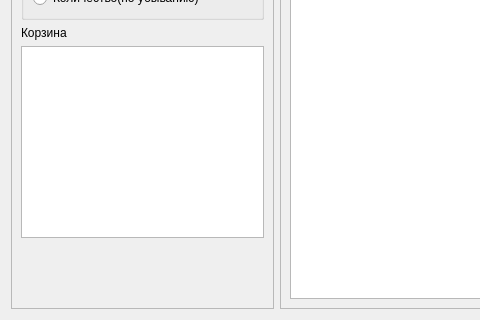
Old version of the form shoes-main/form.ui in the repository dcherep/shoes; both pictures show x 0 to 480 and y 280 to 600 of the 949 by 600 pixel window.
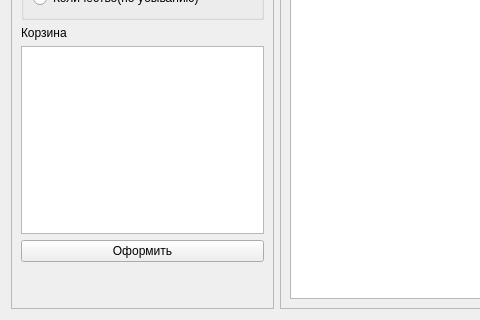
New version of the form.

What changed in the file:
```diff
--- a/shoes-main/form.ui
+++ b/shoes-main/form.ui
@@ -115,6 +115,13 @@
       <item>
        <widget class="QListView" name="listView"/>
       </item>
+      <item>
+       <widget class="QPushButton" name="pushButton_2">
+        <property name="text">
+         <string>Оформить</string>
+        </property>
+       </widget>
+      </item>
       <item>
        <spacer name="verticalSpacer">
         <property name="orientation">
```
